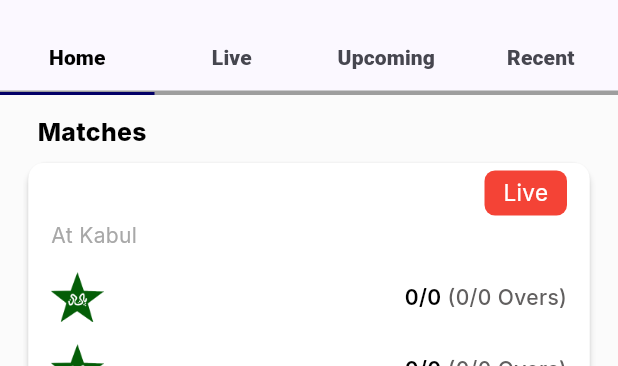
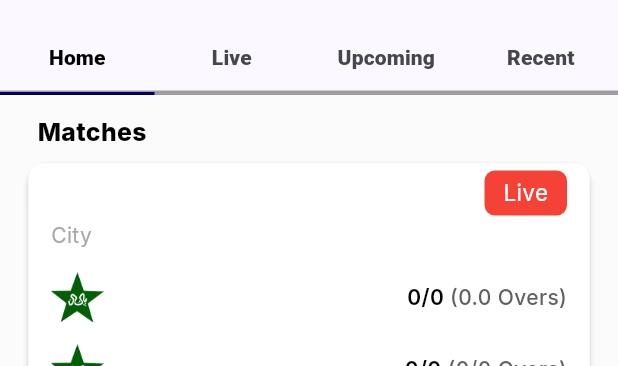
Before and after one commit to Cric-Media/cric_media_frontend, a Flutter app: the screen it shows after launch, on a phone screen of 412 x 824 dp, the part 61-427 px from its top. Run offline on Flutter 3.47's test engine with Material 3 defaults, Android fonts, the phone set to English and light mode, and no system bars; our stand-ins replace cached_network_image, connectivity_plus, extended_image, firebase_core, flutter_bloc, flutter_dotenv and 8 more; missing offline and left inert: searchable_listview; accounts and stored records are empty; network calls fail; Roboto replaces fonts that are missing (public).

Commit message:
Refactor UI elements in match_details_live_card.dart, live_live.dart, and live_scorer_screen.dart

```diff
--- a/lib/custom_widgets/match_details_live_card.dart
+++ b/lib/custom_widgets/match_details_live_card.dart
@@ -58,7 +58,7 @@ class MatchDetailsLiveCard extends StatelessWidget {
               ),
               const SizedBox(height: 3),
               Text(
-                match == null ? 'At Kabul' : 'At ${match?.cityOrTown}',
+                match == null ? 'City' : 'At ${match?.cityOrTown}',
                 style: GoogleFonts.inter(
                     textStyle: const TextStyle(
                         fontSize: 14,
@@ -104,8 +104,8 @@ class MatchDetailsLiveCard extends StatelessWidget {
                   ),
                   Text(
                     match == null
-                        ? ' (0/0 Overs)'
-                        : ' (${match?.team1Overs}.${match?.team1Balls} Overs)',
+                        ? ' (0.0 Overs)'
+                        : ' (${match?.team2Overs}.${match?.team2Balls} Overs)',
                     style: GoogleFonts.inter(
                         textStyle: const TextStyle(
                             fontSize: 14,
@@ -154,7 +154,7 @@ class MatchDetailsLiveCard extends StatelessWidget {
                   Text(
                     match == null
                         ? ' (0/0 Overs)'
-                        : ' (${match?.team2Overs}.${match?.team2Balls} Overs)',
+                        : ' (${match?.team1Overs}.${match?.team1Balls} Overs)',
                     style: GoogleFonts.inter(
                       textStyle: const TextStyle(
                         fontSize: 14,
--- a/lib/screens/dashbord_screen/live_details/live_live.dart
+++ b/lib/screens/dashbord_screen/live_details/live_live.dart
@@ -430,7 +430,8 @@ class LiveLive extends StatelessWidget {
                                     Row(
                                       children: [
                                         Text(
-                                            "${e.number} . ${e.balls.indexOf(i) + 1}"),
+                                          "${e.number} . ${e.balls.indexOf(i) + 1}",
+                                        ),
                                         const SizedBox(width: 32),
                                         Expanded(
                                           flex: 3,
--- a/lib/screens/dashbord_screen/navigation_drawer_item/matches/live_scorer_screen.dart
+++ b/lib/screens/dashbord_screen/navigation_drawer_item/matches/live_scorer_screen.dart
@@ -227,7 +227,8 @@ class _LiveScorerScreenState extends State<LiveScorerScreen> {
                                     Text("${striker?.sixes}"),
                                     const SizedBox(width: 20),
                                     Text(
-                                        "${striker?.strikeRate?.toStringAsFixed(2)}"),
+                                      "${striker?.strikeRate?.toStringAsFixed(2)}",
+                                    ),
                                     const SizedBox(width: 20),
                                   ],
                                 ),
```
